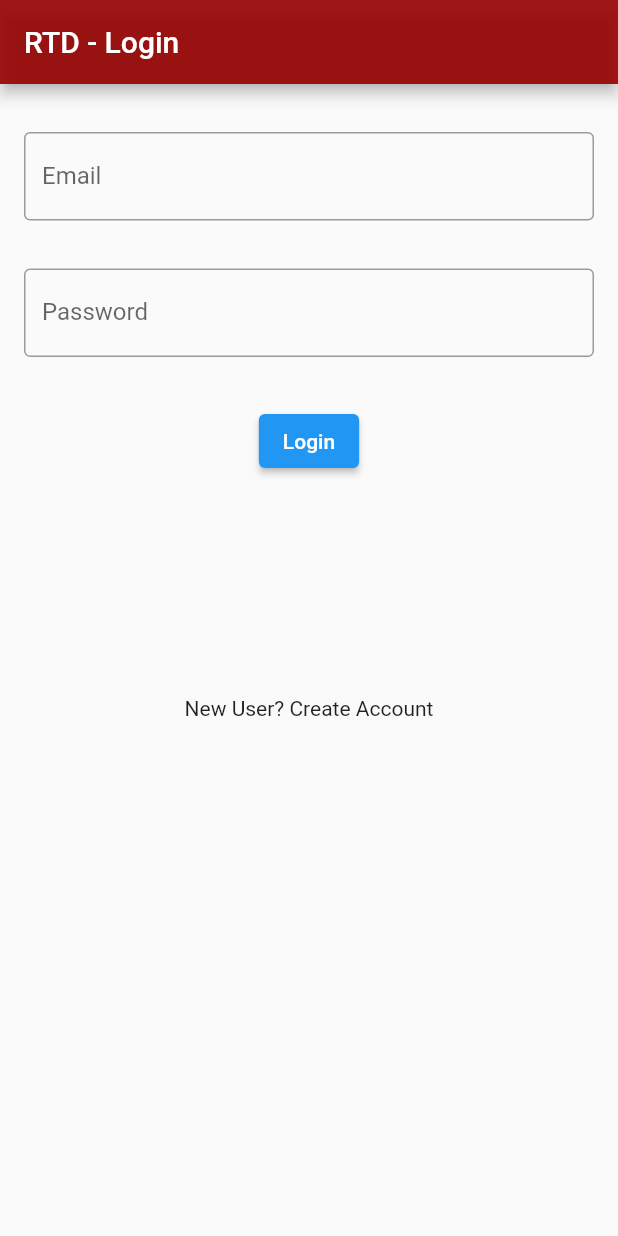
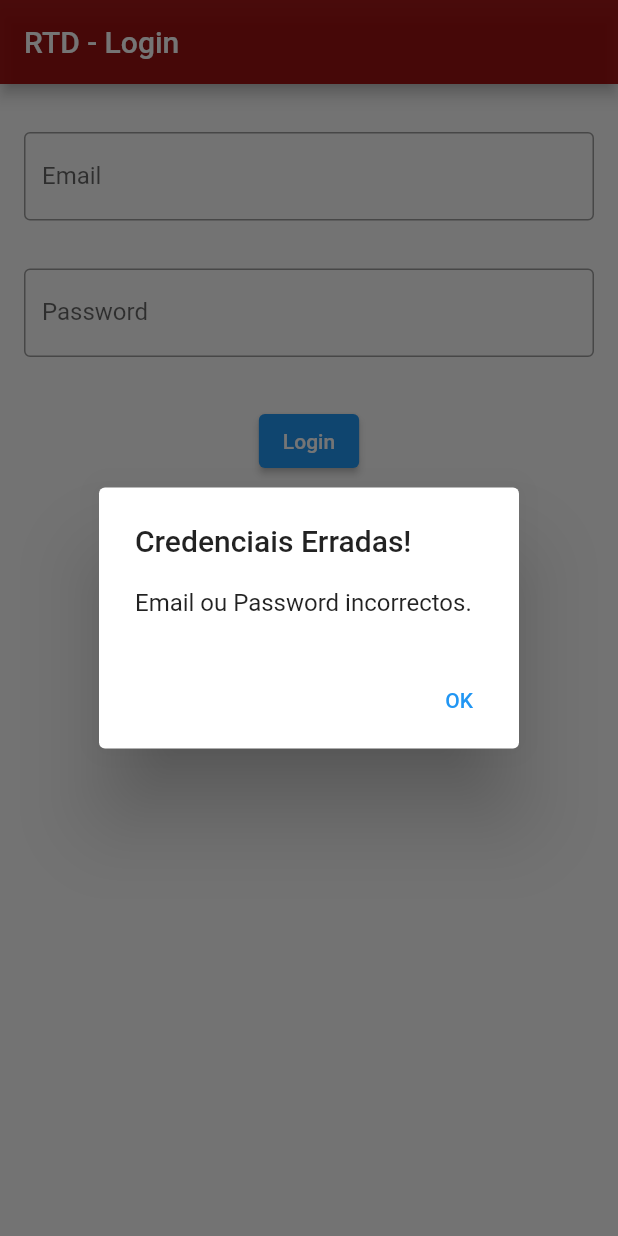
Before and after one commit to laramatos22/ihc_project, a Flutter app: the screen it shows after launch, after a tap on "Login", on a phone screen of 412 x 824 dp. Run offline on Flutter 3.47's test engine with Material 2 defaults, Android fonts, the phone set to English and light mode, and no system bars; our stand-ins replace email_validator, flutter_image_slideshow.

Commit message:
Login warning msg: Incorrect Email or Password

```diff
--- a/rtd_project/lib/login_page.dart
+++ b/rtd_project/lib/login_page.dart
@@ -80,26 +80,39 @@ class _LoginPageState extends State<LoginPage> {
 
                         child: const Text('Login'),
                         onPressed: () {
-                          if (emailController.text == "honorio@gmail.com" && passwordController.text == "ajuda123") {
+                          if (emailController.text == "honorio@gmail.com" &&
+                              passwordController.text == "ajuda123") {
                             Navigator.push(context, MaterialPageRoute(
                                 builder: (context) => MainPatient()
                             ),);
                           }
-                          if (emailController.text == "marialuisa@gmail.com" && passwordController.text == "ajuda123") {
+                          if (emailController.text == "marialuisa@gmail.com" &&
+                              passwordController.text == "ajuda123") {
                             Navigator.push(context, MaterialPageRoute(
                                 builder: (context) => MainPatient()
                             ),);
                           }
-                          if (emailController.text == "paulo@bombeiro.pt" && passwordController.text == "ajuda123") {
+                          if (emailController.text == "paulo@bombeiro.pt" &&
+                              passwordController.text == "ajuda123") {
                             Navigator.push(context, MaterialPageRoute(
                                 builder: (context) => MainFirefighter()
                             ),);
                           } else {
-                                ScaffoldMessenger.of(context).showSnackBar(const SnackBar(
-                                  content: Text('Email ou Password incorrectos. Tente novamente...')
+                            showDialog<String>(context: context,
+                              builder: (BuildContext context) =>
+                                  AlertDialog(
+                                    title: const Text('Credenciais Erradas!'),
+                                    content: const Text(
+                                        'Email ou Password incorrectos.'),
+                                    actions: <Widget>[
+                                      TextButton(
+                                        onPressed: () =>
+                                            Navigator.pop(context, 'OK'),
+                                        child: const Text('OK'),
+                                      ),
+                                    ],
                                   ),);
-                          }
-                        }
+                          }}
                         ),
                     ),
                   ),
--- a/rtd_project/lib/patient/main_patient.dart
+++ b/rtd_project/lib/patient/main_patient.dart
@@ -41,7 +41,7 @@ class _PatientState extends State<MainPatient> with SingleTickerProviderStateMix
         ),
 // _____________________________________________________________________________
         home: Scaffold( // ----------------------------------------------------> P1: Scaffold tem de ser Child de MaterialApp
-          backgroundColor: Colors.black, // -----------------------------------> EDIT: Background Color
+          backgroundColor: Color.fromARGB(230, 150, 0, 0), // -----------------------------------> EDIT: Background Color
           resizeToAvoidBottomInset : false, // --------------------------------> P2: Evita Overflow de Pixels **
           appBar: AppBar(
             leading: BackButton(
```
Lines whose indentation alone changed are shown as unchanged.
